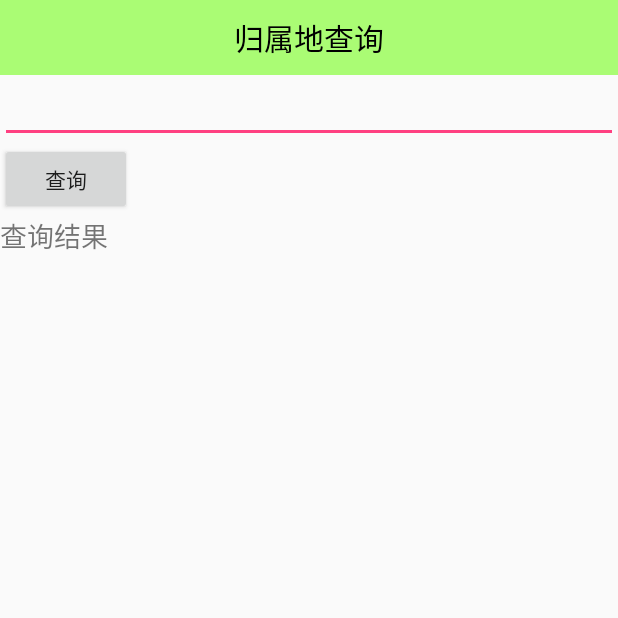
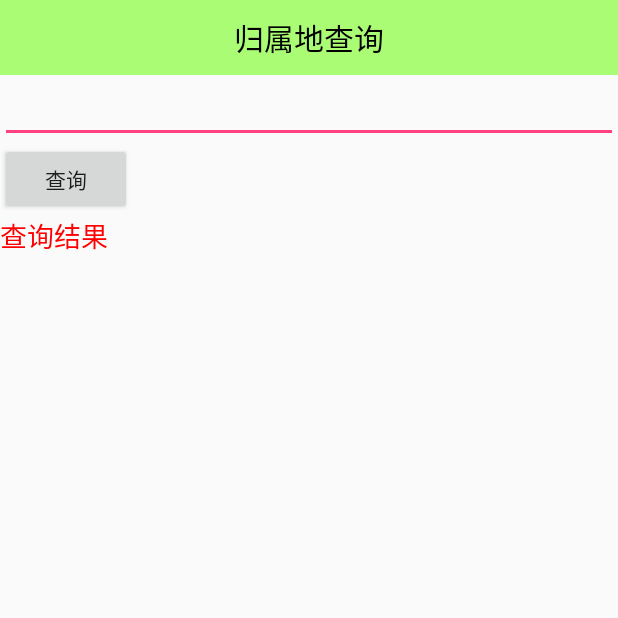
Before and after one commit to caofeifan/Mobilesafe, an Android app: the AddressActivity screen opened directly, with no data from a screen before it, on a phone screen of 412 x 824 dp, the top half of it. Run offline under Robolectric (Android 15) with nearby library versions, the phone set to English and light mode, and no system bars; our stand-ins replace ButterKnife.

Commit message:
第二次整体提交

```diff
--- a/app/src/main/res/layout/activity_address.xml
+++ b/app/src/main/res/layout/activity_address.xml
@@ -28,6 +28,7 @@
         android:layout_width="wrap_content"
         android:layout_height="wrap_content"
         android:text="查询结果"
-        android:textSize="18sp"/>
+        android:textSize="18sp"
+        android:textColor="@color/red"/>
 
 </LinearLayout>
```
